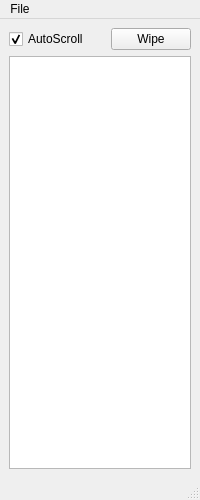
The window that terminal/view.ui (Jeroen6/MultiTerminal) describes before a commit, drawn with Qt 5.
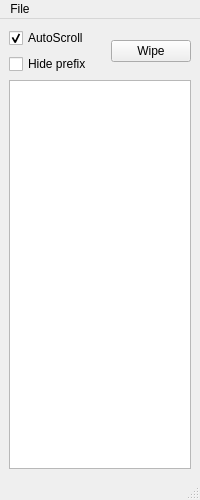
The same window after the commit. Icons and pictures are not drawn.

The edit to the form file:
```diff
--- a/terminal/view.ui
+++ b/terminal/view.ui
@@ -30,6 +30,8 @@
       <item>
        <layout class="QHBoxLayout" name="horizontalLayout_2">
         <item>
+         <layout class="QVBoxLayout" name="verticalLayout_2">
+          <item>
          <widget class="QCheckBox" name="checkAutoScroll">
           <property name="text">
            <string>AutoScroll</string>
@@ -38,6 +40,15 @@
            <bool>true</bool>
           </property>
          </widget>
+          </item>
+          <item>
+           <widget class="QCheckBox" name="checkPrefixHide">
+            <property name="text">
+             <string>Hide prefix</string>
+            </property>
+           </widget>
+          </item>
+         </layout>
         </item>
         <item>
          <spacer name="horizontalSpacer">
```
Lines whose indentation alone changed are shown as unchanged.
